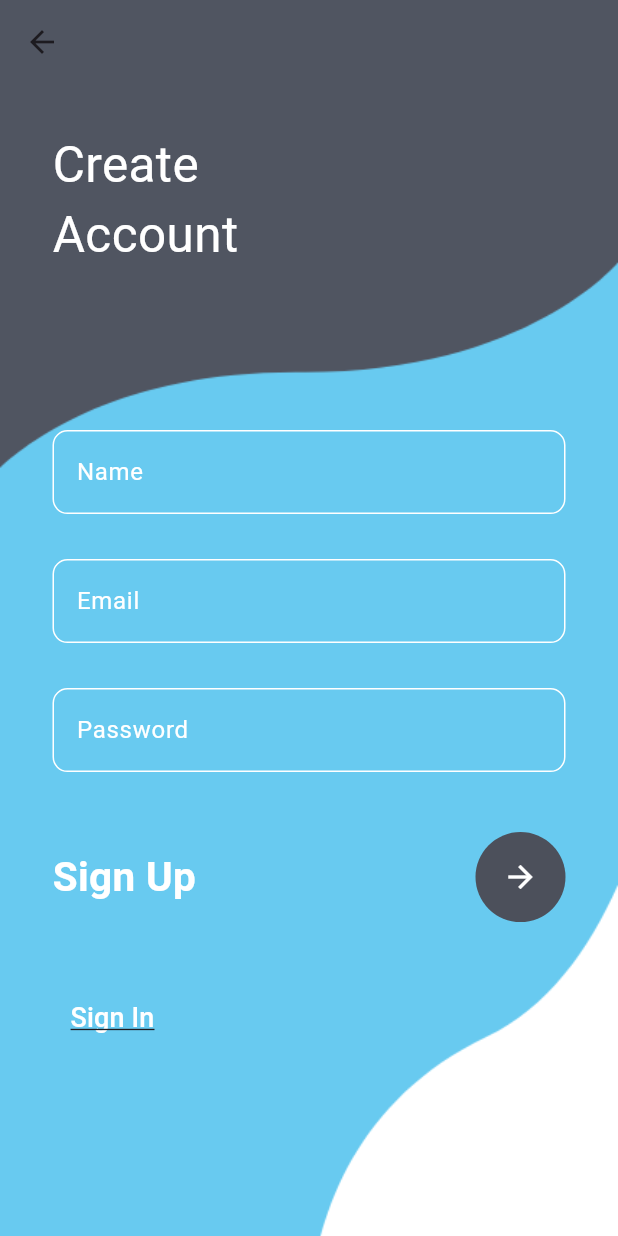
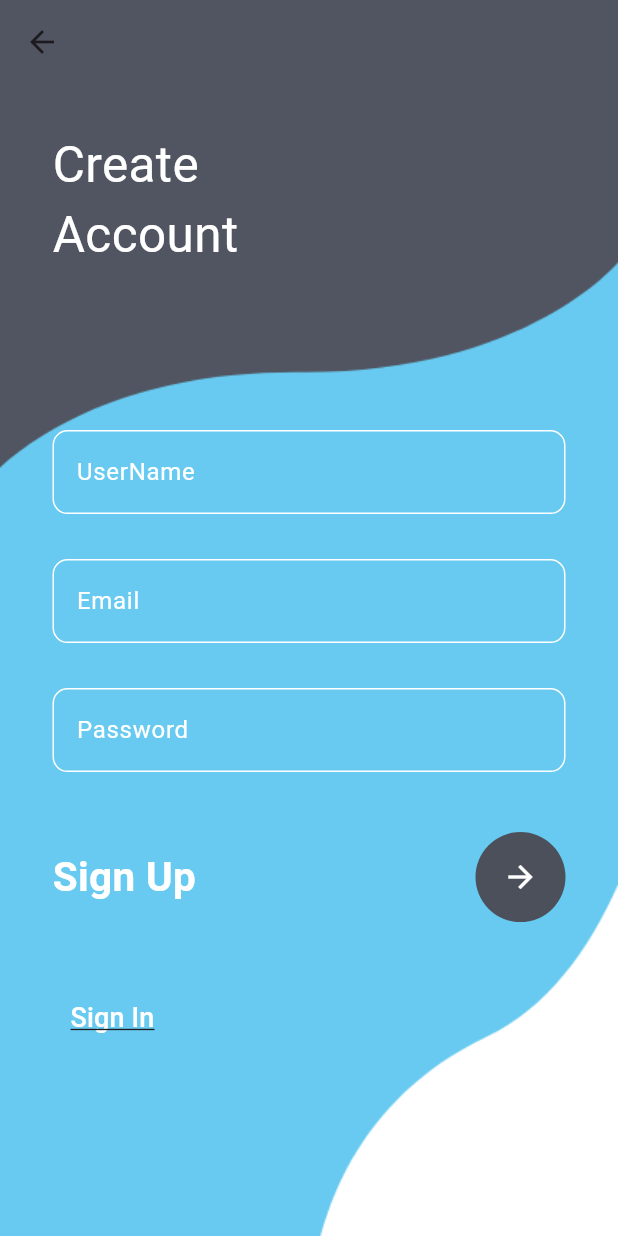
Before and after one commit to CodeCraftRisan/login_SignUp_page, a Flutter app: the MyRegister screen opened by its route, on a phone screen of 412 x 824 dp. Run offline on Flutter 3.47's test engine with Material 3 defaults, Android fonts, the phone set to English and light mode, and no system bars.

Commit message:
Update register.dart

```diff
--- a/lib/register.dart
+++ b/lib/register.dart
@@ -56,7 +56,7 @@ class _MyRegisterState extends State<MyRegister> {
                                     color: Colors.black,
                                   ),
                                 ),
-                                hintText: "Name",
+                                hintText: "UserName",
                                 hintStyle: TextStyle(color: Colors.white),
                                 border: OutlineInputBorder(
                                   borderRadius: BorderRadius.circular(10),
```
